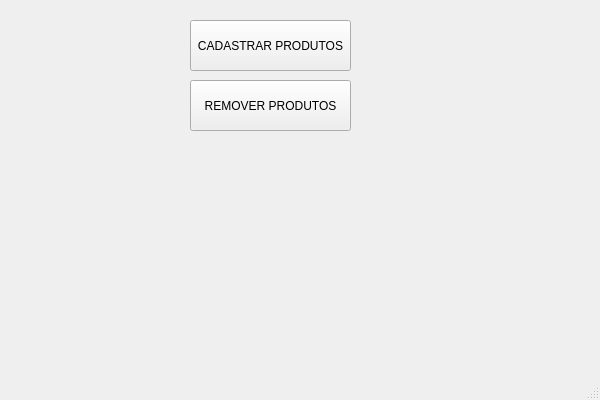
This is Estoque/mainwindow.ui in grochavieira/ControleDeEstoque as Qt 5 draws it before an edit. The edited form follows.
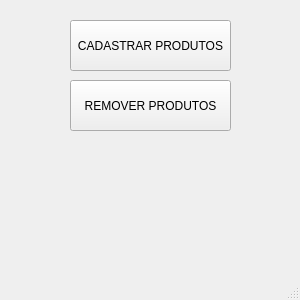
This is the edited form.

What changed in the file:
```diff
--- a/Estoque/mainwindow.ui
+++ b/Estoque/mainwindow.ui
@@ -6,20 +6,20 @@
    <rect>
     <x>0</x>
     <y>0</y>
-    <width>600</width>
-    <height>400</height>
+    <width>300</width>
+    <height>300</height>
    </rect>
   </property>
   <property name="minimumSize">
    <size>
-    <width>600</width>
-    <height>400</height>
+    <width>300</width>
+    <height>300</height>
    </size>
   </property>
   <property name="maximumSize">
    <size>
-    <width>600</width>
-    <height>400</height>
+    <width>300</width>
+    <height>300</height>
    </size>
   </property>
   <property name="windowTitle">
@@ -29,7 +29,7 @@
    <widget class="QPushButton" name="btnCadastrarProdutosJanela">
     <property name="geometry">
      <rect>
-      <x>190</x>
+      <x>70</x>
       <y>20</y>
       <width>161</width>
       <height>51</height>
@@ -47,7 +47,7 @@
    <widget class="QPushButton" name="btnRemoverProdutosTela">
     <property name="geometry">
      <rect>
-      <x>190</x>
+      <x>70</x>
       <y>80</y>
       <width>161</width>
       <height>51</height>
```
Left out of the diff: 2 changed lines with no effect on the pictures.
